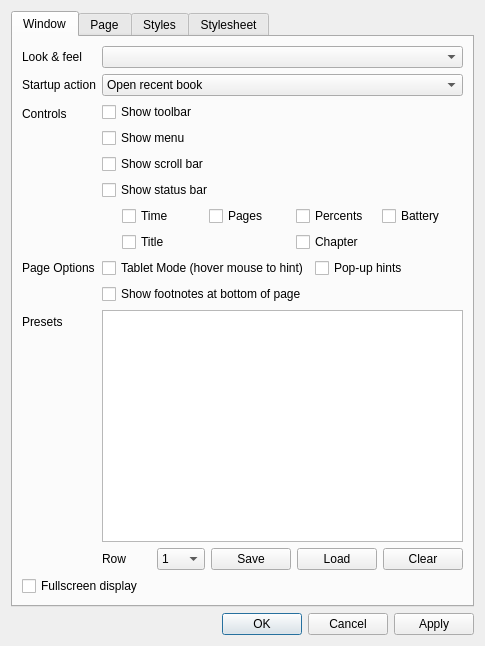
Old version of the form cr3qt/src/settings.ui in the repository EXL/coolreader.
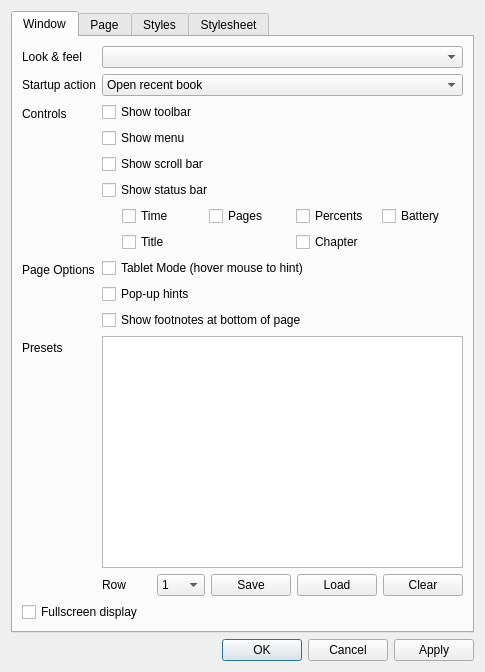
New version of the form. The open tabs and pages were chosen to show the change. Icons and pictures are not drawn. Custom widgets are drawn as their Qt base class.

```diff
--- a/cr3qt/src/settings.ui
+++ b/cr3qt/src/settings.ui
@@ -10,7 +10,7 @@
     <x>0</x>
     <y>0</y>
     <width>485</width>
-    <height>603</height>
+    <height>625</height>
    </rect>
   </property>
   <property name="sizePolicy">
@@ -133,7 +133,7 @@
           </widget>
          </item>
          <item row="5" column="1">
-          <layout class="QHBoxLayout" name="horizontalLayout_99">
+          <layout class="QVBoxLayout" name="verLayout">
            <item>
             <widget class="QCheckBox" name="cbTurnPageMouse">
             <property name="toolTip">
@@ -151,23 +151,23 @@
              </property>
             </widget>
            </item>
-          </layout>
-         </item>
-         <item row="6" column="1">
+           <item>
           <widget class="QCheckBox" name="cbShowFootNotes">
            <property name="text">
             <string>Show footnotes at bottom of page</string>
            </property>
           </widget>
          </item>
-         <item row="7" column="0">
+          </layout>
+         </item>
+         <item row="6" column="0">
           <widget class="QLabel" name="label_45">
            <property name="text">
             <string>Presets</string>
            </property>
           </widget>
          </item>
-         <item row="7" column="1">
+         <item row="6" column="1">
           <widget class="QTableWidget" name="tablePresets">
            <property name="minimumSize">
             <size>
@@ -177,7 +177,7 @@
            </property>
           </widget>
          </item>
-         <item row="8" column="1">
+         <item row="7" column="1">
           <layout class="QHBoxLayout" name="horizontalLayout_13">
            <item>
             <widget class="QLabel" name="label_44">
```
Lines whose indentation alone changed are shown as unchanged.
